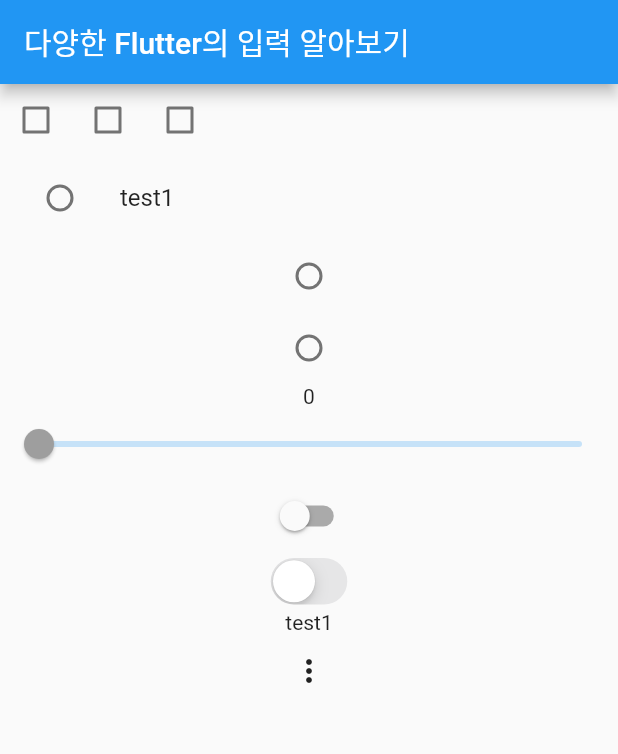
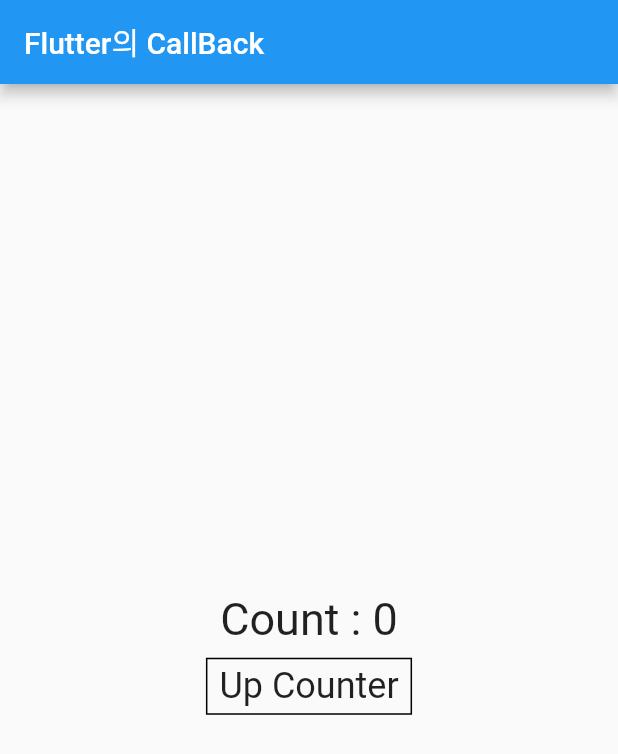
Before and after one commit to CEO-IkHyeon/Part2_Flutter_Widget, a Flutter app: the screen it shows after launch, on a phone screen of 412 x 824 dp. Shown: the top 754 px of the screen. Run offline on Flutter 3.47's test engine with Material 2 defaults, Android fonts, the phone set to English and light mode, and no system bars.

Commit message:
02_05_02_Flutter의 CallBack 이벤트 1. VoidCallback, Function() 2. InkWell(), GestureDetector()

```diff
--- a/lib/main.dart
+++ b/lib/main.dart
@@ -2,223 +2,84 @@ import 'package:flutter/cupertino.dart';
 import 'package:flutter/material.dart';
 
 void main() {
-  // 가장 기본이 되는 앱 : MaterialApp (widget tree에 최상위에 위치
-
   runApp(MaterialApp(
     home: Scaffold(
       appBar: AppBar(
-        title: const Text('다양한 Flutter의 입력 알아보기'),
+        title: const Text('Flutter의 CallBack'),
       ),
       body: const Body(),
     ),
   ));
 }
 
+// callback : 특정 동작 이후에 다른 widget에서 처리
+// Stateful widget일 때 발생한 state를 해당 widget 안에서만 처리 가능 -> widget을 벗어나면 해당 state에 접근하기 어려움
+// -> callback으로 어느정도 해결 가능
 class Body extends StatelessWidget {
   const Body({super.key});
 
   @override
   Widget build(BuildContext context) {
-    // const를 안하면 물결모양이 생김 --> 변경될 일 없으니 const로 선언해달라는 의미
-    return const Column(
-      children: [
-        TestCheckBox(),
-        TestRadioButton(),
-        TestSlider(),
-        TestSwitch(),
-        TestPopupMenu(),
-      ],
+    return TestWidget();
+  }
+}
+
+class TestWidget extends StatefulWidget {
+  const TestWidget({super.key});
+
+  @override
+  State<TestWidget> createState() => _TestWidgetState();
+}
+
+class _TestWidgetState extends State<TestWidget> {
+  int value = 0;
+
+  @override
+  Widget build(BuildContext context) {
+    return Column(mainAxisAlignment: MainAxisAlignment.center, children: [
+      Text(
+        'Count : $value',
+        style: const TextStyle(fontSize: 30),
+      ),
+      TestButton(addCounter), //addCounter() 함수의 이름을 넘겨주는 것이지 실행을 넘기는게 아님 -> ()는 빼고 입력
+    ]);
+  }
+
+  // void addCounter() => setState(() => ++value);
+
+  // 값을 같이 넘길 때는 VoidCallback이 아닌 Function(int)로
+  void addCounter(int addValue) => setState(() => value = value + addValue);
+}
+
+// TestButton에 addCount() 를 넘겨줘야함 -> 보통 함수를 넘겨줄 땐 VoidCallBack 사용
+class TestButton extends StatelessWidget {
+  const TestButton(this.callback, {super.key});
+
+  // final VoidCallback callback;
+  final Function(int) callback;
+  @override
+  Widget build(BuildContext context) {
+    return Container(
+      margin: const EdgeInsets.symmetric(vertical: 8),
+      width: double.infinity,
+      child: InkWell(
+        onTap: () => callback.call(1),
+        onDoubleTap: () => callback.call(5),
+        onLongPress: () => callback.call(10),
+        child: Center(
+          child: Container(
+            padding: const EdgeInsets.symmetric(vertical: 4, horizontal: 8),
+            decoration: BoxDecoration(border: Border.all()),
+            child: const Text(
+              'Up Counter',
+              style: TextStyle(fontSize: 24),
+            ),
+          ),
+        ),
+      ),
     );
   }
 }
 
-////////////////////////////////////////////////////////////////////////////////
-// 1. CheckBox
-class TestCheckBox extends StatefulWidget {
-  const TestCheckBox({super.key});
-
-  @override
-  State<TestCheckBox> createState() => _TestCheckBoxState();
-}
-
-class _TestCheckBoxState extends State<TestCheckBox> {
-  // checkBox의 값을 담을 list 선언
-  late List<bool> values;
-
-  // 주로 initState method를 통해 초기화하는 것이 좋음
-  @override
-  void initState() {
-    super.initState();
-    values = [false, false, false];
-  }
-
-  @override
-  Widget build(BuildContext context) {
-    return Row(
-      children: [
-        Checkbox(
-            value: values[0],
-            onChanged: (value) => changeValue(0, value: value)),
-        // value에 Null이 들어오면 false로 바꿔줌
-        Checkbox(
-            value: values[1],
-            onChanged: (value) => changeValue(1, value: value)),
-        Checkbox(
-            value: values[2],
-            onChanged: (value) => changeValue(2, value: value)),
-      ],
-    );
-  }
-
-  //매개변수로 NULL이 들어오면 자동적으로 false로 바꿔준다
-  void changeValue(int index, {bool? value = false}) {
-    setState(() {
-      values[index] = value!; // ! : NUll이 아니라는 의미?
-    });
-  }
-}
-
-////////////////////////////////////////////////////////////////////////////////
-// 2. Radio : eNum이랑 같이 자주 쓰임
-// 줄 정리 : ctrl + alt + L
-class TestRadioButton extends StatefulWidget {
-  const TestRadioButton({super.key});
-
-  @override
-  State<TestRadioButton> createState() => _TestRadioButtonState();
-}
-
-// 객체 이름 바꿀 때 shift + F6
-enum TestValue {
-  test1,
-  test2,
-  test3;
-}
-
-class _TestRadioButtonState extends State<TestRadioButton> {
-  // ? : 초기에 값이 없을 수도 있다
-  TestValue? selectValue;
-
-  @override
-  Widget build(BuildContext context) {
-    return Column(
-      children: [
-        // RadioButton 옆에 text 쓰기
-        ListTile(
-          leading: Radio<TestValue>(
-              value: TestValue.test1,
-              groupValue: selectValue,
-              onChanged: (value) => setState(() => selectValue = value!)),
-          title: Text(TestValue.test1.name),
-          // onTap : 꼭 radio button이 아닌 해당 라인을 클릭해도 인식하게 함 -> 클릭 범위를 확장
-          onTap: () => setState(() {
-            if (selectValue != TestValue.test1) {
-              selectValue = TestValue.test1;
-            }
-          }),
-        ),
-        Radio<TestValue>(
-            value: TestValue.test2,
-            groupValue: selectValue,
-            onChanged: (value) => setState(() => selectValue = value!)),
-        Radio<TestValue>(
-            value: TestValue.test3,
-            groupValue: selectValue,
-            onChanged: (value) => setState(() => selectValue = value!)),
-      ],
-    );
-  }
-}
-
-////////////////////////////////////////////////////////////////////////////////
-// 3. Slider
-class TestSlider extends StatefulWidget {
-  const TestSlider({super.key});
-
-  @override
-  State<TestSlider> createState() => _TestSliderState();
-}
-
-class _TestSliderState extends State<TestSlider> {
-  double value = 0;
-
-  @override
-  Widget build(BuildContext context) {
-    return Column(
-      children: [
-        //Slider 위에 Text
-        Text('${value.round()}'),
-        Slider(
-          value: value,
-          // int값을 double로 변환 : value as double
-          onChanged: (newValue) => setState(() => value = newValue),
-          divisions: 100,
-          max: 100,
-          min: 0,
-          label: '${value.round()}',
-          // slider 잡고 움직일 때 label로 값 표시
-          activeColor: Colors.grey, // slider 색
-        ),
-      ],
-    );
-  }
-}
-
-////////////////////////////////////////////////////////////////////////////////
-// 4. Switch()
-class TestSwitch extends StatefulWidget {
-  const TestSwitch({super.key});
-
-  @override
-  State<TestSwitch> createState() => _TestSwitchState();
-}
-
-class _TestSwitchState extends State<TestSwitch> {
-  bool value1 = false;
-  bool value2 = false;
-
-  @override
-  Widget build(BuildContext context) {
-    return Column(
-      children: [
-        Switch(
-          value: value1,
-          onChanged: (newValue) => setState(() => value1 = newValue),
-        ),
-        CupertinoSwitch(
-          value: value2,
-          onChanged: (newValue) => setState(() => value2 = newValue),
-        ),
-      ],
-    );
-  }
-}
-
-////////////////////////////////////////////////////////////////////////////////
-// 5. PopupMenuButton()
-class TestPopupMenu extends StatefulWidget {
-  const TestPopupMenu({super.key});
-
-  @override
-  State<TestPopupMenu> createState() => _TestPopupMenuState();
-}
-
-class _TestPopupMenuState extends State<TestPopupMenu> {
-  TestValue selectValue = TestValue.test1;
-
-  @override
-  Widget build(BuildContext context) {
-    return Column(
-      children: [
-        // PopupMenu에서 선택한 것을 보여주기 위해 Text()
-        Text(selectValue.name),
-        PopupMenuButton(itemBuilder: (context) {
-          return TestValue.values
-              .map((value) => PopupMenuItem(value: value, child: Text(value.name)))
-              .toList();
-        },
-        onSelected: (newValue) => setState(() => selectValue = newValue),),
-      ],
-    );
-  }
-}
+// 1. GestureDetector : 기본적인 입력 감지기 -> onTap 자주 쓰임 (클릭하는 것을 감지)
+// 2. Ink : GestureDetector 와 유사하지만 클릭 시 화영 번지는 듯한 느낌 줌 (UX)
```
